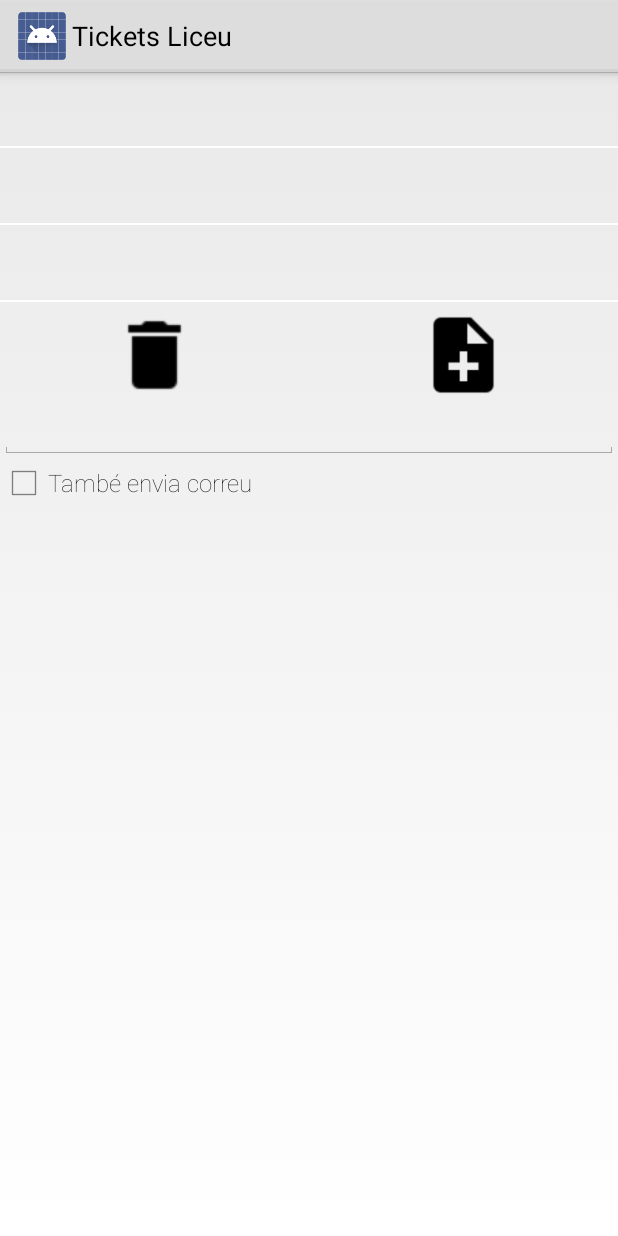
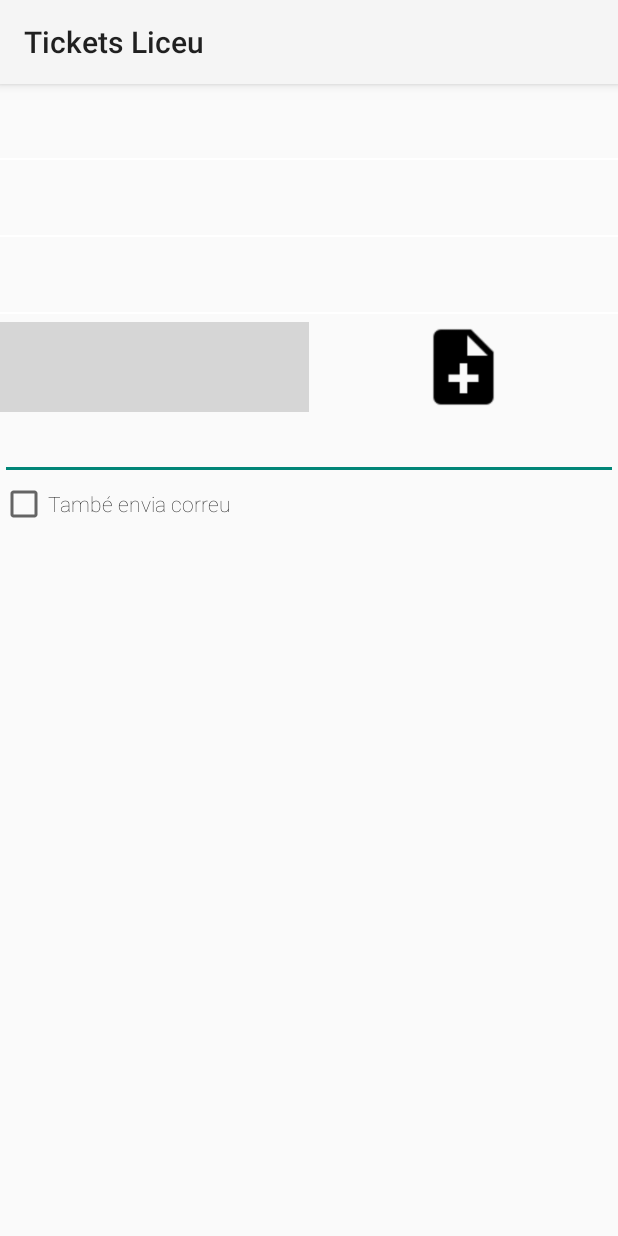
Before and after one commit to pnegre/tickets_android, an Android app: the layout ticketviewheader.xml on its own in the app's theme, with its tools: preview values and no code run, on a phone screen of 412 x 824 dp. Run offline under Robolectric (Android 15) with nearby library versions, the phone set to English and light mode, and no system bars; grey boxes are pictures that could not be loaded.

Commit message:
Anem fent

```diff
--- a/src/main/AndroidManifest.xml
+++ b/src/main/AndroidManifest.xml
@@ -21,7 +21,7 @@
     <application
         android:label="@string/app_name"
         android:icon="@drawable/bomb"
-        android:theme="@android:style/Theme.Holo.Light"
+        android:theme="@android:style/Theme.Material.Light"
         android:name="TicketsApp">
 
         <!--android:theme="@android:style/Theme.Light"-->
--- a/src/main/res/layout/ticketviewheader.xml
+++ b/src/main/res/layout/ticketviewheader.xml
@@ -83,7 +83,7 @@
 
 		<ImageButton
 			android:id="@+id/btclose"
-			android:src="@drawable/delete"
+			android:src="@drawable/thumb"
 			android:layout_width="wrap_content"
 			android:layout_height="60dp"
 			android:height="10dp"
```
